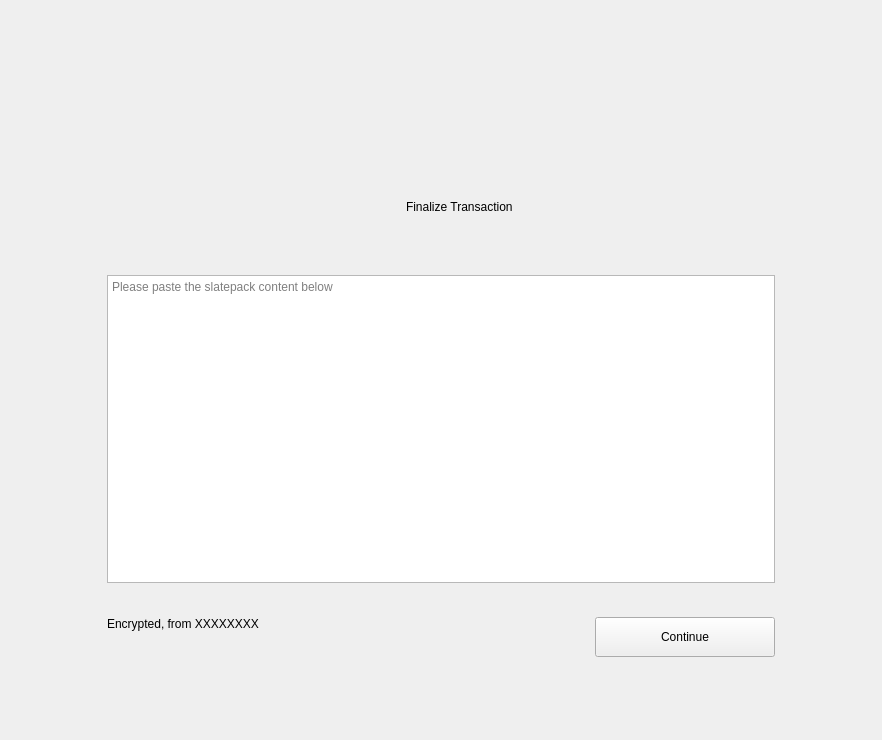
Before: the Qt Designer form windows_desktop/g_finalize.ui in mwcproject/mwc-qt-wallet, drawn with Qt 5.
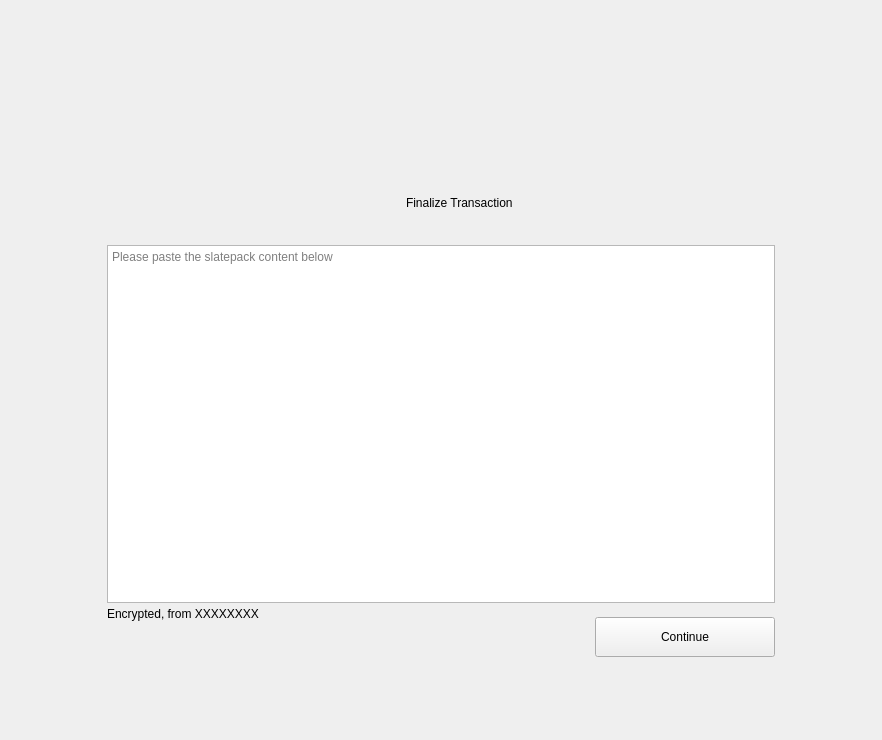
After: the same form once the commit is applied. Icons and pictures are not drawn. Custom widgets are drawn as their Qt base class.

The edit to the form file:
```diff
--- a/windows_desktop/g_finalize.ui
+++ b/windows_desktop/g_finalize.ui
@@ -70,13 +70,13 @@
            <property name="minimumSize">
             <size>
              <width>400</width>
-             <height>120</height>
+             <height>90</height>
             </size>
            </property>
            <property name="maximumSize">
             <size>
              <width>400</width>
-             <height>120</height>
+             <height>90</height>
             </size>
            </property>
            <widget class="QLabel" name="label">
@@ -102,7 +102,7 @@
             <property name="geometry">
              <rect>
               <x>165</x>
-              <y>28</y>
+              <y>24</y>
               <width>201</width>
               <height>34</height>
              </rect>
@@ -178,18 +178,21 @@
            <property name="minimumSize">
             <size>
              <width>0</width>
-             <height>65</height>
+             <height>50</height>
             </size>
            </property>
            <property name="maximumSize">
             <size>
              <width>16777215</width>
-             <height>60</height>
+             <height>50</height>
             </size>
            </property>
            <property name="text">
             <string>Encrypted, from XXXXXXXX</string>
            </property>
+           <property name="alignment">
+            <set>Qt::AlignLeading|Qt::AlignLeft|Qt::AlignTop</set>
+           </property>
            <property name="wordWrap">
             <bool>true</bool>
            </property>
@@ -214,7 +217,7 @@
              <property name="sizeHint" stdset="0">
               <size>
                <width>20</width>
-               <height>30</height>
+               <height>10</height>
               </size>
              </property>
             </spacer>
```
Left out of the diff: 18 changed lines with no effect on the pictures.
